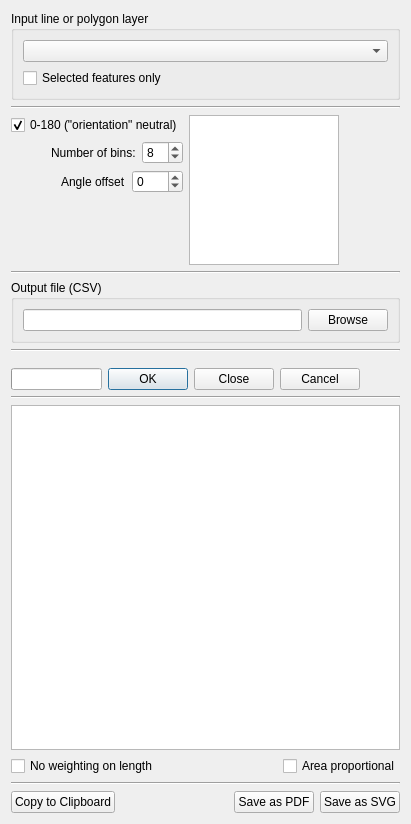
This is linedirectionhistogram_dialog_base.ui in havatv/qgislinedirectionhistogramplugin as Qt 5 draws it before an edit. The edited form follows.
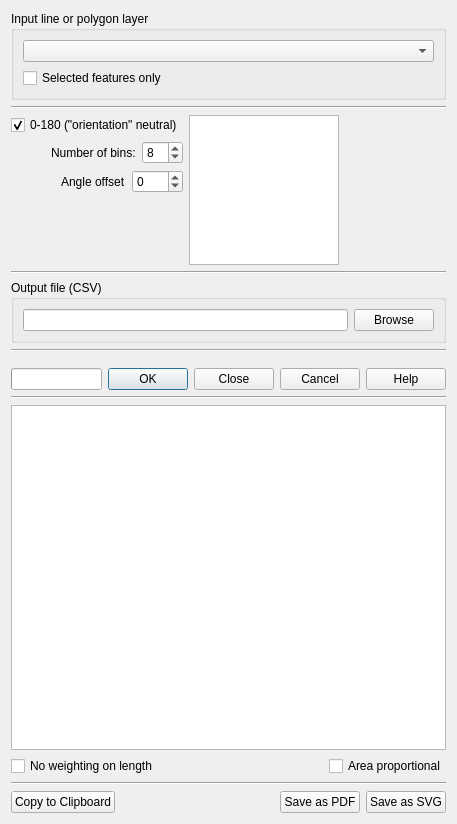
This is the edited form.

Commit message: Added help button and set version to 1.5

What changed in the file:
```diff
--- a/linedirectionhistogram_dialog_base.ui
+++ b/linedirectionhistogram_dialog_base.ui
@@ -301,6 +301,13 @@
        </property>
       </widget>
      </item>
+     <item>
+      <widget class="QPushButton" name="helpButton">
+       <property name="text">
+        <string>Help</string>
+       </property>
+      </widget>
+     </item>
      <item>
       <spacer name="horizontalSpacer_6">
        <property name="orientation">
```
The commit also changes 8 other files.
